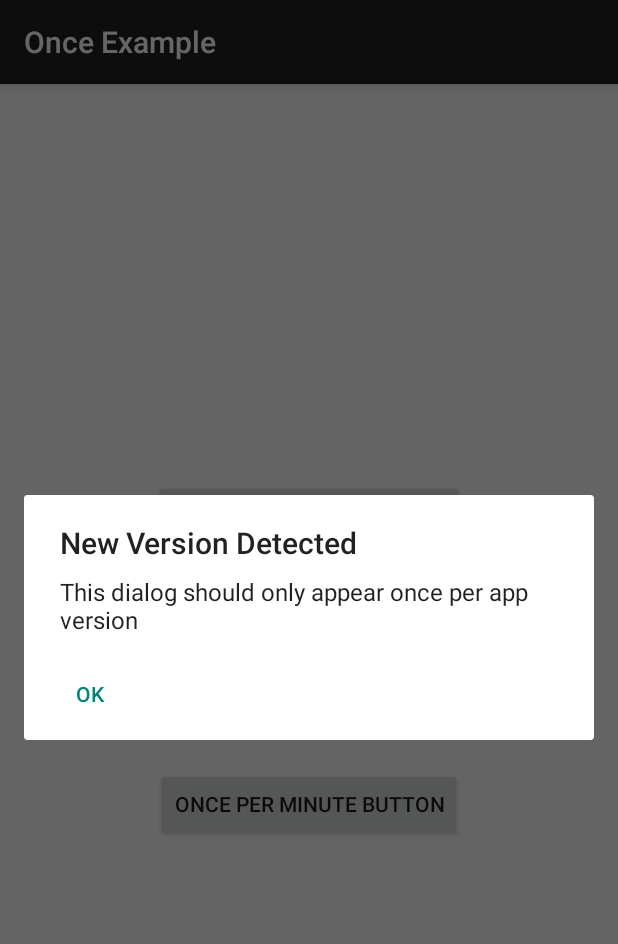
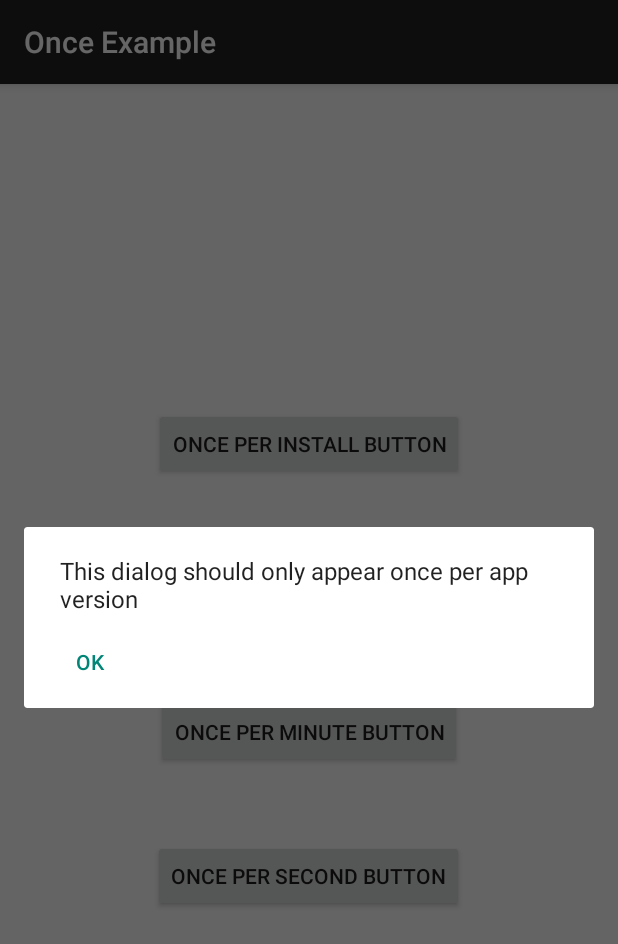
Before and after one commit to jonfinerty/Once, an Android app: the screen it shows after launch (MainActivity), after a tap on "ONCE PER VERSION BUTTON", on a phone screen of 412 x 824 dp. Shown: the top 944 px of the screen. Run offline under Robolectric (Android 15) with nearby library versions, the phone set to English and light mode, and no system bars.

Commit message:
Update example app to use time scopes

```diff
--- a/once-example/build.gradle
+++ b/once-example/build.gradle
@@ -22,7 +22,7 @@ android {
 dependencies {
     compile fileTree(include: ['*.jar'], dir: 'libs')
     compile 'com.android.support:appcompat-v7:22.2.0'
-    compile 'com.jonathanfinerty.once:once:0.0.1'
+    compile 'com.jonathanfinerty.once:once:0.1.0'
 }
 
 repositories {
--- a/once-example/src/main/java/jonathanfinerty/onceexample/MainActivity.java
+++ b/once-example/src/main/java/jonathanfinerty/onceexample/MainActivity.java
@@ -6,6 +6,8 @@ import android.support.v7.app.ActionBarActivity;
 import android.support.v7.app.AlertDialog;
 import android.view.View;
 import android.widget.Button;
+
+import java.util.concurrent.TimeUnit;
 
 import jonathanfinerty.once.Once;
 
@@ -18,6 +20,7 @@ public class MainActivity extends ActionBarActivity {
     public static final String SHOW_FRESH_INSTALL_DIALOG = "FreshInstallDialog";
     public static final String SHOW_NEW_VERSION_DIALOG = "NewVersionDialog";
     public static final String SHOW_MINUTE_DIALOG = "OncePerMinuteDialog";
+    public static final String SHOW_SECOND_DIALOG = "OncePerSecondDialog";
 
     @Override
     protected void onCreate(Bundle savedInstanceState) {
@@ -29,7 +32,7 @@ public class MainActivity extends ActionBarActivity {
             @Override
             public void onClick(View v) {
                 if (!beenDone(THIS_APP_INSTALL, SHOW_FRESH_INSTALL_DIALOG)) {
-                    showFreshInstallDialog();
+                    showDialog("This dialog should only appear once per app installation");
                     markDone(SHOW_FRESH_INSTALL_DIALOG);
                 }
             }
@@ -40,7 +43,7 @@ public class MainActivity extends ActionBarActivity {
             @Override
             public void onClick(View v) {
                 if (!beenDone(Once.THIS_APP_VERSION, SHOW_NEW_VERSION_DIALOG)) {
-                    showNewVersionDialog();
+                    showDialog("This dialog should only appear once per app version");
                     markDone(SHOW_NEW_VERSION_DIALOG);
                 }
             }
@@ -50,45 +53,28 @@ public class MainActivity extends ActionBarActivity {
         oncePerMinuteButton.setOnClickListener(new View.OnClickListener() {
             @Override
             public void onClick(View v) {
-                /*if (!beenDone(TimeUnit.MINUTES, 1, SHOW_MINUTE_DIALOG)) {
-                    showMinuteDialog();
+                if (!beenDone(TimeUnit.MINUTES, 1, SHOW_MINUTE_DIALOG)) {
+                    showDialog("This dialog should only appear once per minute");
                     markDone(SHOW_MINUTE_DIALOG);
-                }*/
+                }
             }
         });
 
+        Button oncePerSecondButton = (Button) findViewById(R.id.once_per_second_button);
+        oncePerSecondButton.setOnClickListener(new View.OnClickListener() {
+            @Override
+            public void onClick(View v) {
+                if (!beenDone(1000L, SHOW_SECOND_DIALOG)) {
+                    showDialog("This dialog should only appear once per second");
+                    markDone(SHOW_SECOND_DIALOG);
+                }
+            }
+        });
     }
 
-    private void showFreshInstallDialog() {
+    private void showDialog(String message) {
         AlertDialog alertDialog = new AlertDialog.Builder(MainActivity.this).create();
-        alertDialog.setTitle("New Install Detected");
-        alertDialog.setMessage("This dialog should only appear once per app installation");
-        alertDialog.setButton(AlertDialog.BUTTON_NEUTRAL, "OK",
-                new DialogInterface.OnClickListener() {
-                    public void onClick(DialogInterface dialog, int which) {
-                        dialog.dismiss();
-                    }
-                });
-        alertDialog.show();
-    }
-
-    private void showNewVersionDialog() {
-        AlertDialog alertDialog = new AlertDialog.Builder(MainActivity.this).create();
-        alertDialog.setTitle("New Version Detected");
-        alertDialog.setMessage("This dialog should only appear once per app version");
-        alertDialog.setButton(AlertDialog.BUTTON_NEUTRAL, "OK",
-                new DialogInterface.OnClickListener() {
-                    public void onClick(DialogInterface dialog, int which) {
-                        dialog.dismiss();
-                    }
-                });
-        alertDialog.show();
-    }
-
-    private void showMinuteDialog() {
-        AlertDialog alertDialog = new AlertDialog.Builder(MainActivity.this).create();
-        alertDialog.setTitle("Once per minute");
-        alertDialog.setMessage("This dialog should only appear a maximum of once per minute");
+        alertDialog.setMessage(message);
         alertDialog.setButton(AlertDialog.BUTTON_NEUTRAL, "OK",
                 new DialogInterface.OnClickListener() {
                     public void onClick(DialogInterface dialog, int which) {
--- a/once-example/src/main/res/layout/activity_main.xml
+++ b/once-example/src/main/res/layout/activity_main.xml
@@ -15,19 +15,26 @@
         android:layout_width="wrap_content"
         android:layout_height="wrap_content"
         android:layout_marginBottom="48dp"
-        android:text="Once per install button" />
+        android:text="@string/per_install_button" />
 
     <Button
         android:id="@+id/once_per_version_button"
         android:layout_width="wrap_content"
         android:layout_height="wrap_content"
         android:layout_marginBottom="48dp"
-        android:text="Once per version button" />
+        android:text="@string/per_version_button" />
 
     <Button
         android:id="@+id/once_per_minute_button"
         android:layout_width="wrap_content"
         android:layout_height="wrap_content"
-        android:text="Once per minute button" />
+        android:layout_marginBottom="48dp"
+        android:text="@string/per_minute_button" />
+
+    <Button
+        android:id="@+id/once_per_second_button"
+        android:layout_width="wrap_content"
+        android:layout_height="wrap_content"
+        android:text="@string/per_second_button" />
 
 </LinearLayout>
--- a/once-example/src/main/res/values/strings.xml
+++ b/once-example/src/main/res/values/strings.xml
@@ -3,4 +3,8 @@
 
     <string name="hello_world">Hello world!</string>
     <string name="action_settings">Settings</string>
+    <string name="per_install_button">Once per install button</string>
+    <string name="per_version_button">Once per version button</string>
+    <string name="per_minute_button">Once per minute button</string>
+    <string name="per_second_button">Once per second button</string>
 </resources>
```
